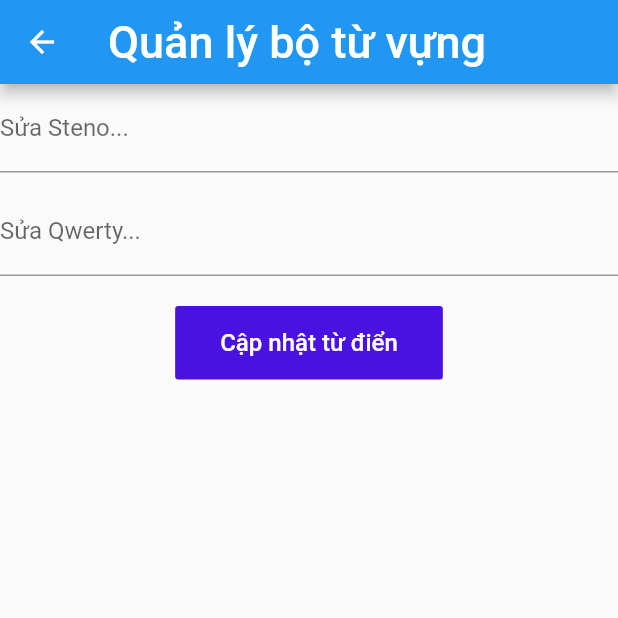
After one commit to quanganh991/datkcnpm, a Flutter app: the DialogTraTuDien screen opened directly, after a tap on "Thêm vào bộ từ điển", on a phone screen of 412 x 824 dp, the top half of it. The commit adds this screen. Run offline on Flutter 3.47's test engine with Material 2 defaults, Android fonts, the phone set to English and light mode, and no system bars; our stand-ins replace cached_network_image, cloud_firestore, device_info, firebase_auth, firebase_core, flutter_countdown_timer and 6 more; missing offline and left inert: dart:ffi, excel; accounts and stored records are empty.

Commit message:
Add admin dictionary feature

```diff
--- /dev/null
+++ b/lib/Screens/dictionary_management.dart
@@ -0,0 +1,107 @@
+import 'dart:ffi';
+import 'package:datk/dialogs/dialog_learning_dictionary.dart';
+import 'package:datk/dialogs/dialog_typing_state_information.dart';
+
+import 'package:cloud_firestore/cloud_firestore.dart';
+import 'package:datk/Screens/left_screen.dart';
+import 'package:datk/Screens/right_screen.dart';
+import 'package:datk/dialogs/dialog_Hoc_Go_Am.dart';
+import 'package:datk/keyboard/stenoLeft.dart';
+import 'package:datk/keyboard/stenoRight.dart';
+import 'package:datk/keyboard/qwertyLeft.dart';
+import 'package:datk/keyboard/qwertyRight.dart';
+import 'package:device_info/device_info.dart';
+import 'package:flutter/material.dart';
+import 'package:flutter_countdown_timer/flutter_countdown_timer.dart';
+import 'package:datk/keyboard/switch_keyboard.dart';
+import 'package:datk/keyboard/get_device_info.dart';
+import 'package:datk/Screens/switch_screen.dart';
+import 'package:fluttertoast/fluttertoast.dart';
+
+class DictionaryManagement extends StatefulWidget {
+  const DictionaryManagement({
+    Key? key,
+    required this.qwerty,
+    required this.steno,
+  }) : super(key:key);
+
+  final String qwerty;
+  final String steno;
+
+  @override
+  DictionaryManagementState createState() => DictionaryManagementState();
+}
+
+class DictionaryManagementState extends State<DictionaryManagement> {
+
+  void initState() {
+    super.initState();
+  }
+
+  Widget build(BuildContext context) {
+    var QwertyController = TextEditingController(text: widget.qwerty);
+    var StenoController = TextEditingController(text: widget.steno);
+
+    return Scaffold(
+      appBar: AppBar(
+        title: Text(
+          "Quản lý bộ từ vựng",
+          style: TextStyle(fontSize: 30),
+        ),
+        // backgroundColor: Color(0xFFFFDADA),
+      ),
+      body:
+      Column(
+        mainAxisAlignment: MainAxisAlignment.start,
+        crossAxisAlignment: CrossAxisAlignment.start,
+        children: <Widget>[
+          TextFormField(
+            controller: StenoController,
+            maxLines: null,
+            decoration: InputDecoration(labelText: "Sửa Steno..."),
+            keyboardType: TextInputType.multiline,
+          ),
+          SizedBox(height: 10),
+          TextFormField(
+            controller: QwertyController,
+            maxLines: null,
+            decoration: InputDecoration(labelText: "Sửa Qwerty..."),
+            keyboardType: TextInputType.multiline,
+          ),
+          SizedBox(height: 20),
+          Container(
+              alignment: Alignment.center,
+              child: FlatButton(
+                onPressed: () {
+
+                  FirebaseFirestore.instance
+                      .collection('datk') //bảng user
+                      .doc('dictionary') //tại id mới
+                      .collection('dictionary')
+                      .doc(StenoController.text.toUpperCase())
+                      .set({
+                    StenoController.text.toUpperCase(): QwertyController.text.toLowerCase(),
+                    'value': QwertyController.text.toLowerCase()
+                  });
+
+                  Fluttertoast.showToast(msg: "Đã cập nhật thành công "+StenoController.text.toUpperCase()+" -> "+QwertyController.text.toLowerCase());
+
+                },
+                child: Text(
+                  'Cập nhật từ điển',
+                  style: TextStyle(fontSize: 16.0),
+                ),
+                color: Color(0xFF4A12E0),
+                highlightColor: Color(0xFF18E54D),
+                splashColor: Colors.transparent,
+                textColor: Colors.white,
+                padding: EdgeInsets.fromLTRB(30.0, 15.0, 30.0, 15.0),
+              ),
+          ),
+
+
+        ],
+      ),
+    );
+  }
+}
--- a/lib/dialogs/dialog_learning_dictionary.dart
+++ b/lib/dialogs/dialog_learning_dictionary.dart
@@ -1,4 +1,6 @@
 import 'dart:ffi';
+import 'package:datk/Screens/delete_word_warning.dart';
+import 'package:datk/Screens/dictionary_management.dart';
 import 'package:datk/dialogs/dialog_learning_dictionary.dart';
 import 'package:datk/dialogs/dialog_typing_state_information.dart';
 
@@ -38,6 +40,7 @@ class DialogTraTuDienState extends State<DialogTraTuDien> {
 
   Widget build(BuildContext context) {
     return Scaffold(
+      resizeToAvoidBottomInset: false,
       appBar: AppBar(
         title: Text(
           "Tra từ điển",
@@ -106,37 +109,106 @@ class DialogTraTuDienState extends State<DialogTraTuDien> {
                                   Column(children: [
                                     Text('Tốc ký',
                                         style: TextStyle(
-                                      fontSize: 20.0, color: Color(0xFF0435D2)))
+                                            fontSize: 20.0,
+                                            color: Color(0xFF0435D2)))
                                   ]),
                                   Column(children: [
                                     Text('Qwerty',
                                         style: TextStyle(
-                                      fontSize: 20.0, color: Color(0xFF0435D2)))
+                                            fontSize: 20.0,
+                                            color: Color(0xFF0435D2)))
                                   ]),
                                 ]),
                                 for (int i = 0; i < found; i++)
                                   TableRow(children: [
                                     Column(children: [
-                                Text(
-                                    snapshot.data.docs[i].id.toString(),
+                                      FlatButton(
+                                          onLongPress:(){
+                                            showDialog(
+                                                context: context, builder: (_) => DeleteWordWarning(steno: snapshot.data.docs[i].id.toString()));
+                                          },
+                                          onPressed: (){
+                                            Navigator.push(
+                                              //điều hướng sang màn hình mới (Màn hình HomeScreen)
+                                              context, //điều hướng từ
+                                              MaterialPageRoute(
+                                                //điều hướng sang
+                                                builder:
+                                                    (context) => //bên dưới cũng có hàm route sang HomeScreen, nhưng route ở đây là route khi kiểm tra ngay từ đầu, nếu đã đăng nhập lần trước rồi thì route ngay
+                                                DictionaryManagement(steno: snapshot.data.docs[i].id.toString(),qwerty: snapshot.data.docs[i]
+                                                    .data()['value']
+                                                    .toString()),
+                                              ), //chuyển sang màn hình gồm các người đang online
+                                            );
+                                          },
+                                          child: Text(snapshot.data.docs[i].id.toString(),
                                               style: TextStyle(
                                                   color: Color(0xFFFF1919),
                                                   fontSize: 20,
                                                   fontWeight: FontWeight.bold))
+
+                                      ),
                                     ]),
                                     Column(children: [
-                                Text(snapshot.data.docs[i]
+                                      FlatButton(
+                                          onPressed: (){
+                                            Navigator.push(
+                                              //điều hướng sang màn hình mới (Màn hình HomeScreen)
+                                              context, //điều hướng từ
+                                              MaterialPageRoute(
+                                                //điều hướng sang
+                                                builder:
+                                                    (context) => //bên dưới cũng có hàm route sang HomeScreen, nhưng route ở đây là route khi kiểm tra ngay từ đầu, nếu đã đăng nhập lần trước rồi thì route ngay
+                                                DictionaryManagement(steno: snapshot.data.docs[i].id.toString(),qwerty: snapshot.data.docs[i]
+                                                    .data()['value']
+                                                    .toString()),
+                                              ), //chuyển sang màn hình gồm các người đang online
+                                            );
+                                          },
+                                          child:
+                                      Text(
+                                          snapshot.data.docs[i]
                                               .data()['value']
                                               .toString(),
                                           style: TextStyle(
                                               color: Color(0xFFFF1919),
                                               fontSize: 20,
                                               fontWeight: FontWeight.bold))
+
+                                      ),
                                     ]),
                                   ]),
                               ],
                             ),
-
+                      (found == 0)
+                          ?  Padding(
+                          padding: const EdgeInsets.all(30),
+                          child: FlatButton(
+                            onPressed: () {
+                              Navigator.push(
+                                //điều hướng sang màn hình mới (Màn hình HomeScreen)
+                                context, //điều hướng từ
+                                MaterialPageRoute(
+                                  //điều hướng sang
+                                  builder:
+                                      (context) => //bên dưới cũng có hàm route sang HomeScreen, nhưng route ở đây là route khi kiểm tra ngay từ đầu, nếu đã đăng nhập lần trước rồi thì route ngay
+                                      DictionaryManagement(steno: myController.text.toString(),qwerty: ''),
+                                  ), //chuyển sang màn hình gồm các người đang online
+                                );
+                            },
+                            child: Text(
+                              'Thêm vào bộ từ điển',
+                              style: TextStyle(fontSize: 16.0),
+                            ),
+                            color: Color(0xffdd4b39),
+                            highlightColor: Color(0xffff7f7f),
+                            splashColor: Colors.transparent,
+                            textColor: Colors.white,
+                            padding:
+                            EdgeInsets.fromLTRB(30.0, 15.0, 30.0, 15.0),
+                          )
+                      )
+                       : Container(),
                     ],
                   );
                 } else {
```
Also changed, not shown: lib/Screens/delete_word_warning.dart (added, +48 -0 lines), lib/Screens/right_screen.dart (+8 -9 lines). Lines whose indentation alone changed are shown as unchanged.
